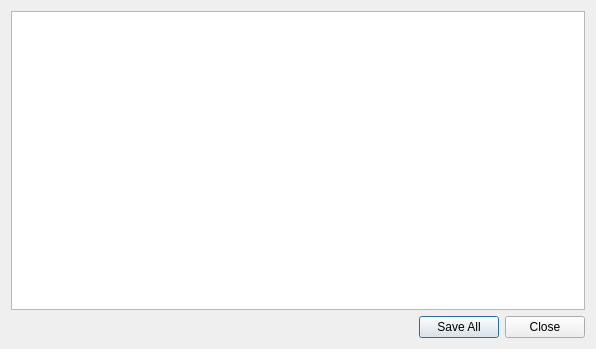
Before: the Qt Designer form gui-Qt/src/SaldoDialog.ui in Bjoe/member-manager, drawn with Qt 5.
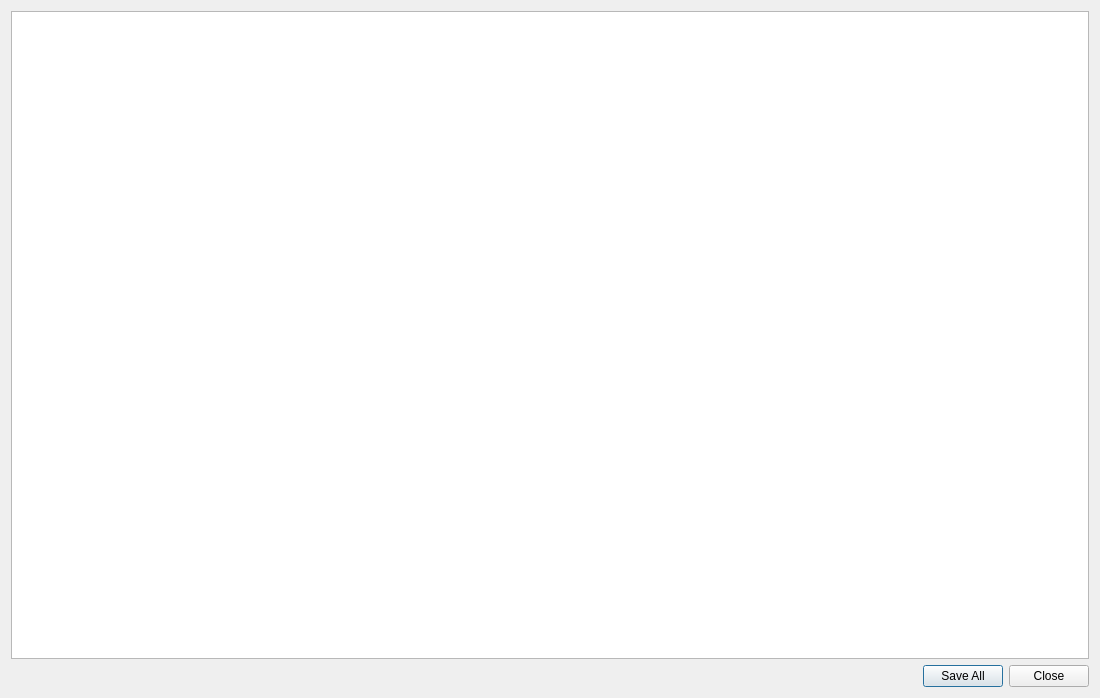
After: the same form once the commit is applied.

What changed in the file:
```diff
--- a/gui-Qt/src/SaldoDialog.ui
+++ b/gui-Qt/src/SaldoDialog.ui
@@ -6,8 +6,8 @@
    <rect>
     <x>0</x>
     <y>0</y>
-    <width>596</width>
-    <height>349</height>
+    <width>1100</width>
+    <height>698</height>
    </rect>
   </property>
   <property name="windowTitle">
@@ -25,6 +25,12 @@
      <attribute name="horizontalHeaderStretchLastSection">
       <bool>true</bool>
      </attribute>
+     <attribute name="verticalHeaderVisible">
+      <bool>false</bool>
+     </attribute>
+     <attribute name="verticalHeaderVisible">
+      <bool>false</bool>
+     </attribute>
      <attribute name="horizontalHeaderStretchLastSection">
       <bool>true</bool>
      </attribute>
```
